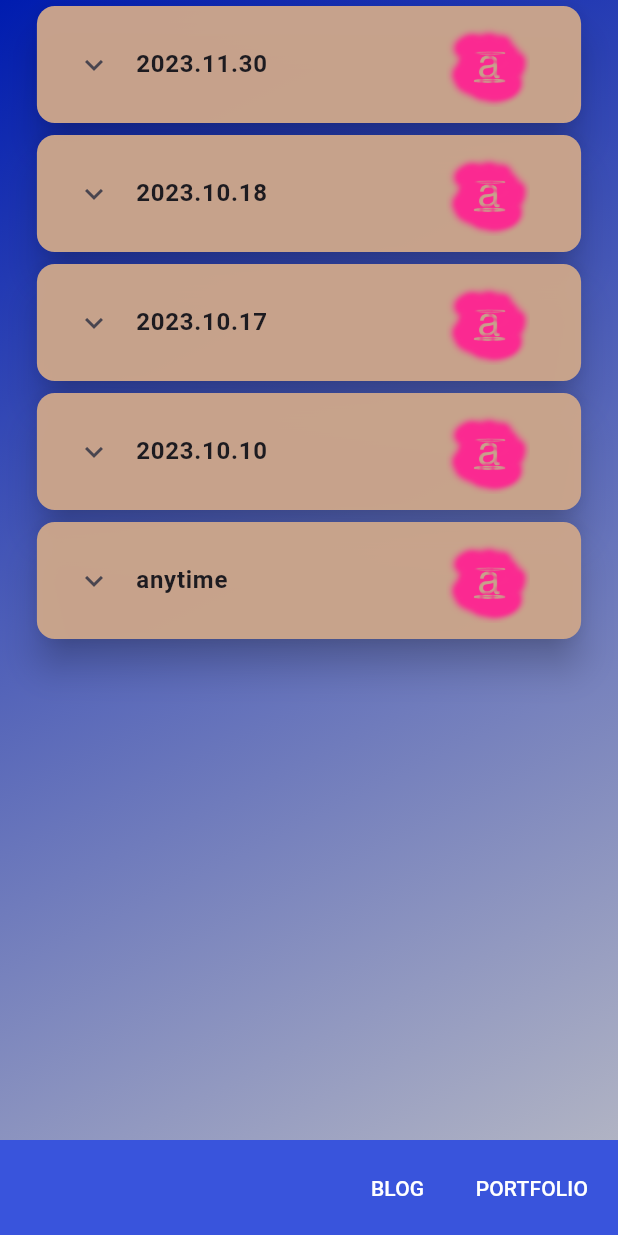
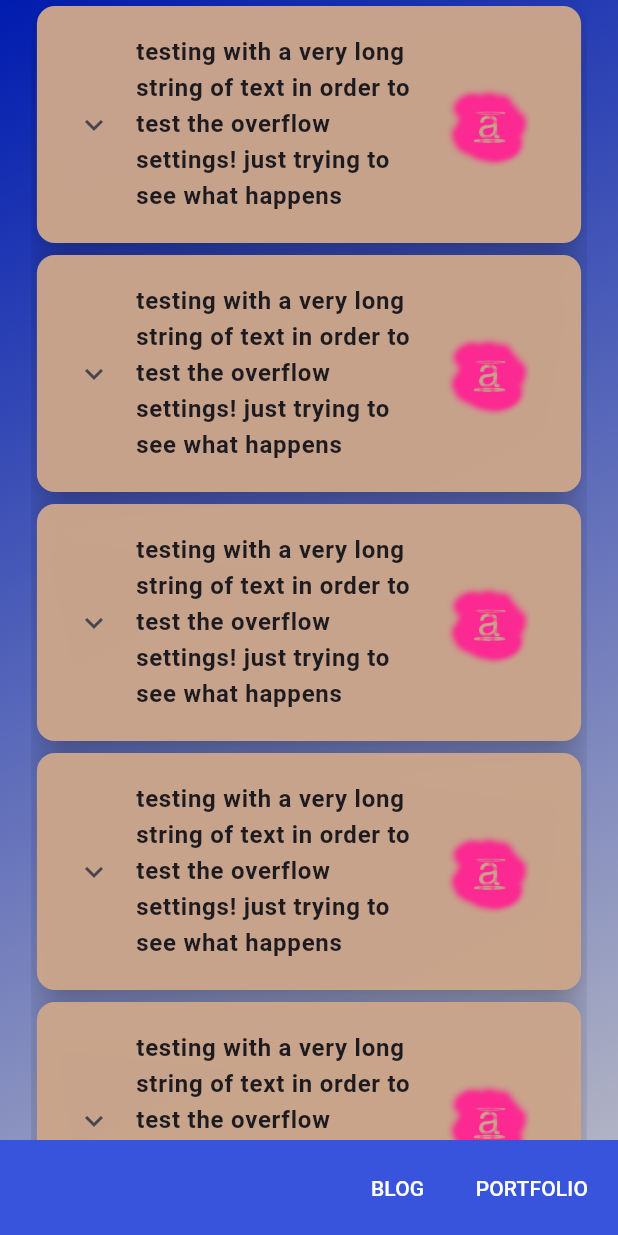
Before and after one commit to abbymachines/flutter-dev-portfolio, a Flutter app: the screen it shows after launch, after a tap on "Hello! :) My name is Abby Castillo.", after a tap on "BLOG", on a phone screen of 412 x 824 dp. Run offline on Flutter 3.47's test engine with Material 3 defaults, Android fonts, the phone set to English and light mode, and no system bars; our stand-ins replace flutter_markdown.

Commit message:
implement proper text wrapping for blog post labels (using placeholder text)

```diff
--- a/lib/widgets/items/item.dart
+++ b/lib/widgets/items/item.dart
@@ -79,9 +79,12 @@ class _ItemState extends State<Item> {
                 shape: OvalBorder(eccentricity: .5),
                 title: Row(
                   children: [
-                    Text(
-                      widget.item.label,
-                      style: TextStyle(fontWeight: FontWeight.bold),
+                    Flexible(
+                      child: Text(
+                        // widget.item.label,
+                        'testing with a very long string of text in order to test the overflow settings! just trying to see what happens',
+                        style: TextStyle(fontWeight: FontWeight.bold),
+                      ),
                     ),
                   ],
                 ),
```
